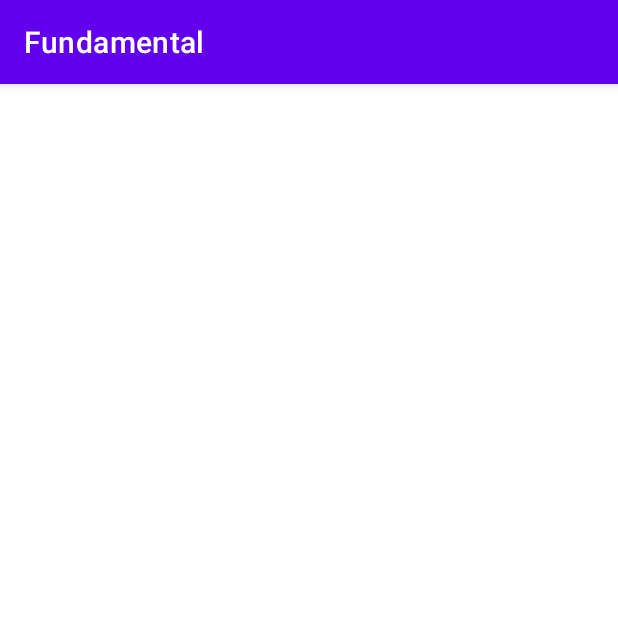
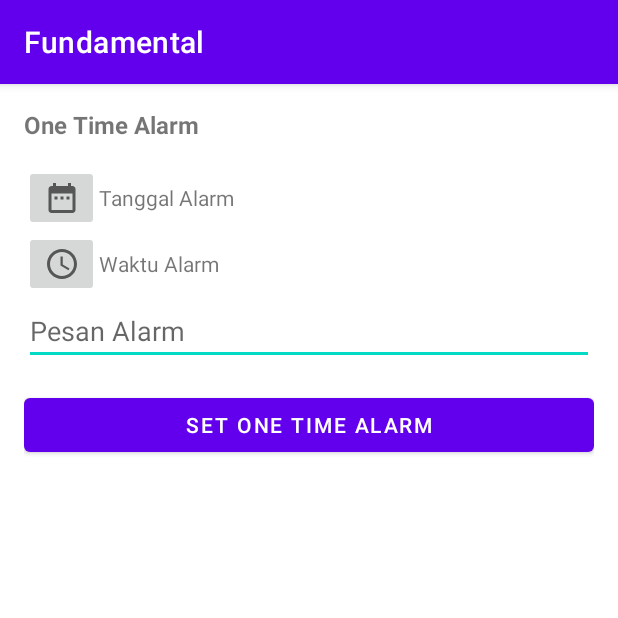
Before and after one commit to mnfaizp/android-fundamental-dicoding-course, an Android app: the AlarmManagerActivity screen opened directly, with no data from a screen before it, on a phone screen of 412 x 824 dp, the top half of it. Run offline under Robolectric (Android 15) with nearby library versions, the phone set to English and light mode, and no system bars.

Commit message:
complete AlarmReceiver.kt

```diff
--- /dev/null
+++ b/app/src/main/res/drawable/ic_baseline_access_time_24.xml
@@ -0,0 +1,13 @@
+<vector xmlns:android="http://schemas.android.com/apk/res/android"
+    android:width="24dp"
+    android:height="24dp"
+    android:viewportWidth="24"
+    android:viewportHeight="24"
+    android:tint="?attr/colorControlNormal">
+  <path
+      android:fillColor="@android:color/white"
+      android:pathData="M11.99,2C6.47,2 2,6.48 2,12s4.47,10 9.99,10C17.52,22 22,17.52 22,12S17.52,2 11.99,2zM12,20c-4.42,0 -8,-3.58 -8,-8s3.58,-8 8,-8 8,3.58 8,8 -3.58,8 -8,8z"/>
+  <path
+      android:fillColor="@android:color/white"
+      android:pathData="M12.5,7H11v6l5.25,3.15 0.75,-1.23 -4.5,-2.67z"/>
+</vector>
--- /dev/null
+++ b/app/src/main/res/drawable/ic_baseline_date_range_24.xml
@@ -0,0 +1,10 @@
+<vector xmlns:android="http://schemas.android.com/apk/res/android"
+    android:width="24dp"
+    android:height="24dp"
+    android:viewportWidth="24"
+    android:viewportHeight="24"
+    android:tint="?attr/colorControlNormal">
+  <path
+      android:fillColor="@android:color/white"
+      android:pathData="M9,11L7,11v2h2v-2zM13,11h-2v2h2v-2zM17,11h-2v2h2v-2zM19,4h-1L18,2h-2v2L8,4L8,2L6,2v2L5,4c-1.11,0 -1.99,0.9 -1.99,2L3,20c0,1.1 0.89,2 2,2h14c1.1,0 2,-0.9 2,-2L21,6c0,-1.1 -0.9,-2 -2,-2zM19,20L5,20L5,9h14v11z"/>
+</vector>
--- a/app/src/main/res/layout/activity_alarm_manager.xml
+++ b/app/src/main/res/layout/activity_alarm_manager.xml
@@ -1,9 +1,69 @@
 <?xml version="1.0" encoding="utf-8"?>
-<androidx.constraintlayout.widget.ConstraintLayout xmlns:android="http://schemas.android.com/apk/res/android"
+<LinearLayout xmlns:android="http://schemas.android.com/apk/res/android"
     xmlns:app="http://schemas.android.com/apk/res-auto"
     xmlns:tools="http://schemas.android.com/tools"
+    android:id="@+id/activity_alarm_manager"
     android:layout_width="match_parent"
     android:layout_height="match_parent"
+    android:orientation="vertical"
+    android:padding="16dp"
     tools:context=".AlarmManagerActivity">
 
-</androidx.constraintlayout.widget.ConstraintLayout>
+    <TextView
+        android:layout_width="match_parent"
+        android:layout_height="wrap_content"
+        android:layout_marginBottom="16dp"
+        android:text="@string/one_time_alarm"
+        android:textSize="16sp"
+        android:textStyle="bold" />
+    <LinearLayout
+        android:layout_width="match_parent"
+        android:layout_height="wrap_content"
+        android:gravity="center_vertical"
+        android:orientation="horizontal">
+        <ImageButton
+            android:id="@+id/btn_once_date"
+            style="@style/Base.Widget.AppCompat.ImageButton"
+            android:layout_width="50dp"
+            android:layout_height="wrap_content"
+            android:src="@drawable/ic_baseline_date_range_24"
+            tools:ignore="ContentDescription" />
+        <TextView
+            android:id="@+id/tv_once_date"
+            android:layout_width="wrap_content"
+            android:layout_height="wrap_content"
+            android:text="@string/alarm_date" />
+    </LinearLayout>
+    <LinearLayout
+        android:layout_width="match_parent"
+        android:layout_height="wrap_content"
+        android:gravity="center_vertical"
+        android:orientation="horizontal">
+        <ImageButton
+            android:id="@+id/btn_once_time"
+            android:layout_width="50dp"
+            android:layout_height="wrap_content"
+            android:src="@drawable/ic_baseline_access_time_24"
+            tools:ignore="ContentDescription" />
+        <TextView
+            android:id="@+id/tv_once_time"
+            android:layout_width="wrap_content"
+            android:layout_height="wrap_content"
+            android:text="@string/alarm_time" />
+    </LinearLayout>
+    <EditText
+        android:id="@+id/edt_once_message"
+        android:layout_width="match_parent"
+        android:layout_height="wrap_content"
+        android:layout_marginBottom="16dp"
+        android:hint="@string/alarm_message"
+        android:inputType="text"
+        tools:ignore="Autofill" />
+    <Button
+        android:id="@+id/btn_set_once_alarm"
+        android:layout_width="match_parent"
+        android:layout_height="wrap_content"
+        android:layout_marginBottom="16dp"
+        android:text="@string/set_one_time_alarm" />
+
+</LinearLayout>
--- a/app/src/main/res/values/strings.xml
+++ b/app/src/main/res/values/strings.xml
@@ -41,11 +41,19 @@
     <string name="sms_receiver_app">SMS Receiver App</string>
     <string name="check_sms_permission">Check SMS Permission</string>
     <string name="coming_from">Coming From</string>
-    <string name="this_play">Do you wanna play today</string>
-    <string name="close">Close</string>
+    <string name="this_play">Do you want to play today</string>
     <string name="incoming_message">Incoming Message</string>
     <string name="from">from: %s</string>
     <string name="alarm_manager">Alarm Manager</string>
+
+    <string name="one_time_alarm">One Time Alarm</string>
+    <string name="alarm_date">Tanggal Alarm</string>
+    <string name="set_one_time_alarm">Set One Time Alarm</string>
+    <string name="alarm_message">Pesan Alarm</string>
+    <string name="repeating_alarm">Repeating Alarm</string>
+    <string name="set_repeating_alarm">Set Repeating Alarm</string>
+    <string name="cancel_alarm">Batalkan Alarm</string>
+    <string name="alarm_time">Waktu Alarm</string>
 
     <string-array name="data_name">
         <item>Ahmad Dahlan</item>
```
Also changed, not shown: app/src/main/AndroidManifest.xml (+6 -1 lines), app/src/main/java/com/example/fundamental/AlarmReceiver.kt (added, +123 -0 lines).
